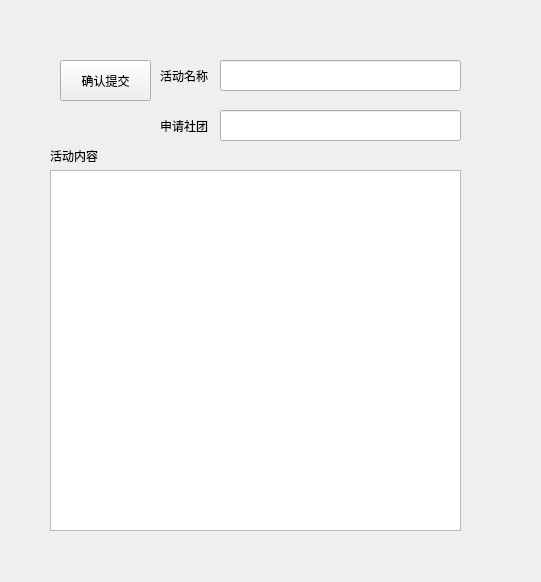
Old version of the form application.ui in the repository muyisz/manager.
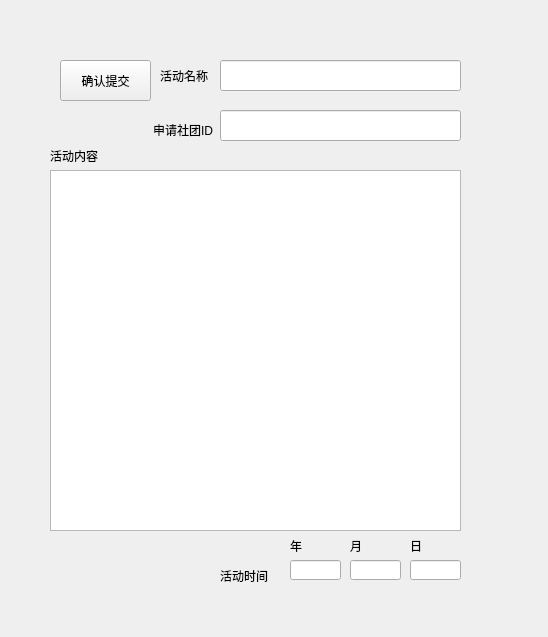
New version of the form.

```diff
--- a/application.ui
+++ b/application.ui
@@ -6,8 +6,8 @@
    <rect>
     <x>0</x>
     <y>0</y>
-    <width>541</width>
-    <height>582</height>
+    <width>548</width>
+    <height>637</height>
    </rect>
   </property>
   <property name="windowTitle">
@@ -75,14 +75,14 @@
   <widget class="QLabel" name="label_3">
    <property name="geometry">
     <rect>
-     <x>160</x>
+     <x>153</x>
      <y>120</y>
-     <width>54</width>
-     <height>12</height>
+     <width>61</width>
+     <height>20</height>
     </rect>
    </property>
    <property name="text">
-    <string>申请社团</string>
+    <string>申请社团ID</string>
    </property>
   </widget>
   <widget class="QTextEdit" name="actcontent">
@@ -95,6 +95,88 @@
     </rect>
    </property>
   </widget>
+  <widget class="QLineEdit" name="year">
+   <property name="geometry">
+    <rect>
+     <x>290</x>
+     <y>560</y>
+     <width>51</width>
+     <height>20</height>
+    </rect>
+   </property>
+  </widget>
+  <widget class="QLineEdit" name="mouth">
+   <property name="geometry">
+    <rect>
+     <x>350</x>
+     <y>560</y>
+     <width>51</width>
+     <height>20</height>
+    </rect>
+   </property>
+  </widget>
+  <widget class="QLineEdit" name="day">
+   <property name="geometry">
+    <rect>
+     <x>410</x>
+     <y>560</y>
+     <width>51</width>
+     <height>20</height>
+    </rect>
+   </property>
+  </widget>
+  <widget class="QLabel" name="label_4">
+   <property name="geometry">
+    <rect>
+     <x>290</x>
+     <y>540</y>
+     <width>54</width>
+     <height>12</height>
+    </rect>
+   </property>
+   <property name="text">
+    <string>年</string>
+   </property>
+  </widget>
+  <widget class="QLabel" name="label_5">
+   <property name="geometry">
+    <rect>
+     <x>350</x>
+     <y>540</y>
+     <width>54</width>
+     <height>12</height>
+    </rect>
+   </property>
+   <property name="text">
+    <string>月</string>
+   </property>
+  </widget>
+  <widget class="QLabel" name="label_6">
+   <property name="geometry">
+    <rect>
+     <x>410</x>
+     <y>540</y>
+     <width>54</width>
+     <height>12</height>
+    </rect>
+   </property>
+   <property name="text">
+    <string>日</string>
+   </property>
+  </widget>
+  <widget class="QLabel" name="label_7">
+   <property name="geometry">
+    <rect>
+     <x>220</x>
+     <y>570</y>
+     <width>54</width>
+     <height>12</height>
+    </rect>
+   </property>
+   <property name="text">
+    <string>活动时间</string>
+   </property>
+  </widget>
  </widget>
  <resources/>
  <connections/>
```
Left out of the diff: 2 changed lines with no effect on the pictures.
